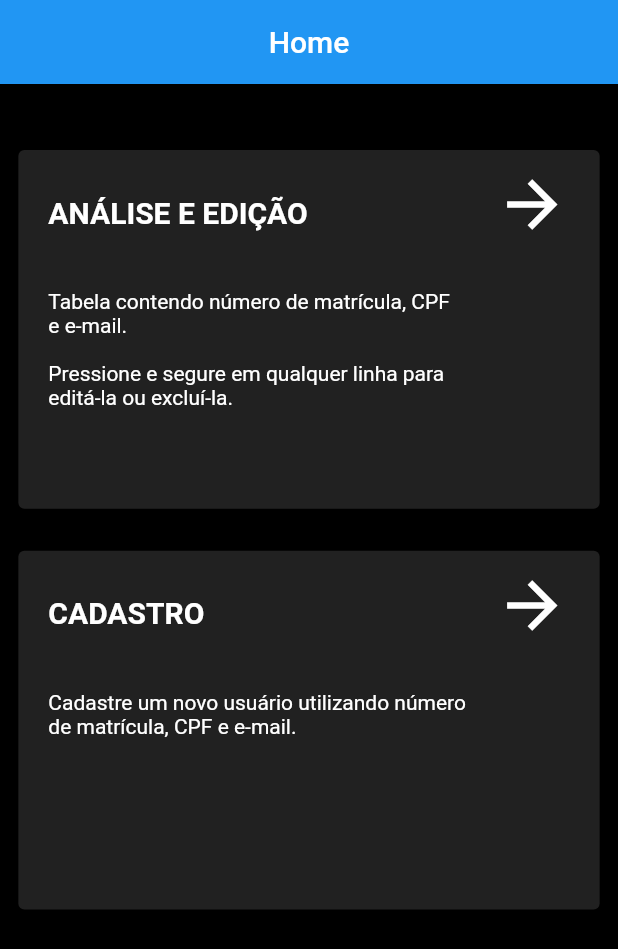
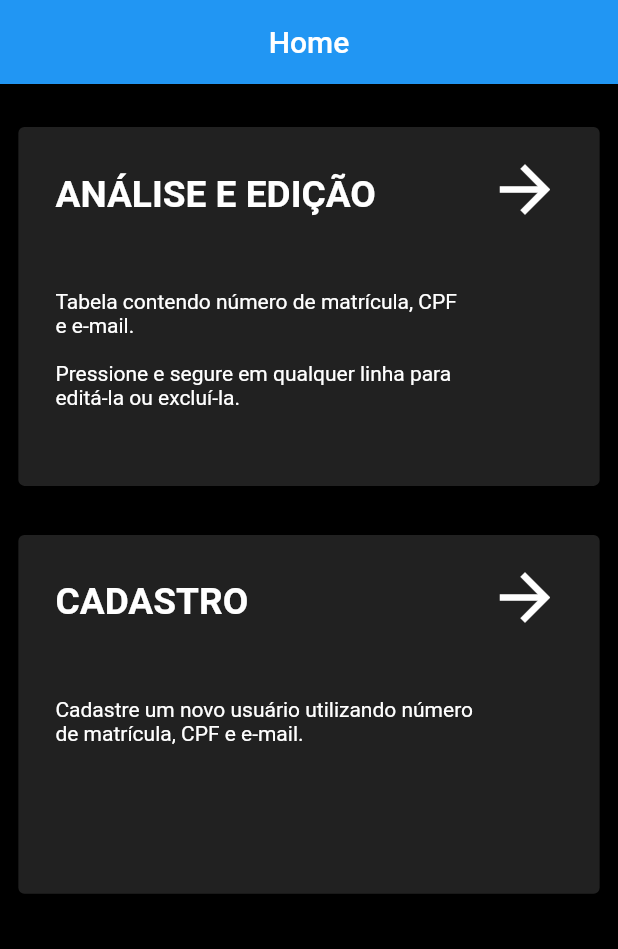
Before and after one commit to BernardoOliveira1/client_register_app, a Flutter app: the screen it shows after launch, on a phone screen of 412 x 824 dp. Shown: the top 949 px of the screen. Run offline on Flutter 3.47's test engine with Material 2 defaults, Android fonts, the phone set to English and light mode, and no system bars; our stand-ins replace another_flushbar, cloud_firestore, dartz, firebase_core, flutter_hooks, freezed_annotation and 3 more; accounts and stored records are empty.

Commit message:
refact (home_page): improves UI adaptability

```diff
--- a/lib/presentation/pages/home_page.dart
+++ b/lib/presentation/pages/home_page.dart
@@ -21,8 +21,8 @@ class HomePage extends StatelessWidget {
           child: Column(
             mainAxisAlignment: MainAxisAlignment.start,
             children: [
-              const SizedBox(
-                height: 40,
+              SizedBox(
+                height: mediaQuery.size.width * 0.06,
               ),
               InkWell(
                 onTap: () => Navigator.of(context).push(
@@ -37,8 +37,8 @@ class HomePage extends StatelessWidget {
                       'Tabela contendo número de matrícula, CPF\ne e-mail.\n\nPressione e segure em qualquer linha para \neditá-la ou excluí-la.',
                 ),
               ),
-              const SizedBox(
-                height: 20,
+              SizedBox(
+                height: mediaQuery.size.width * 0.06,
               ),
               InkWell(
                 onTap: () => Navigator.of(context).push(
@@ -85,20 +85,22 @@ class NavigationCard extends StatelessWidget {
             Row(
               children: [
                 Padding(
-                  padding: const EdgeInsets.fromLTRB(20, 30.0, 0, 20),
+                  padding: EdgeInsets.fromLTRB(mediaQuery.size.width * 0.06,
+                      30.0, 0, mediaQuery.size.width * 0.06),
                   child: Text(
                     title,
-                    style: const TextStyle(
+                    style: TextStyle(
                       color: Colors.white,
-                      fontSize: 20,
+                      fontSize: mediaQuery.size.width * 0.06,
                       fontWeight: FontWeight.w600,
                     ),
                   ),
                 ),
                 const Expanded(child: SizedBox()),
-                const Padding(
-                  padding: EdgeInsets.fromLTRB(0, 0, 20, 0),
-                  child: Icon(
+                Padding(
+                  padding: EdgeInsets.fromLTRB(
+                      0, 0, mediaQuery.size.width * 0.06, 0),
+                  child: const Icon(
                     Icons.arrow_forward,
                     size: 50,
                     color: Colors.white,
@@ -109,7 +111,7 @@ class NavigationCard extends StatelessWidget {
             Row(
               children: [
                 Padding(
-                  padding: const EdgeInsets.all(20.0),
+                  padding: EdgeInsets.all(mediaQuery.size.width * 0.06),
                   child: Text(
                     text,
                     style: const TextStyle(
```
